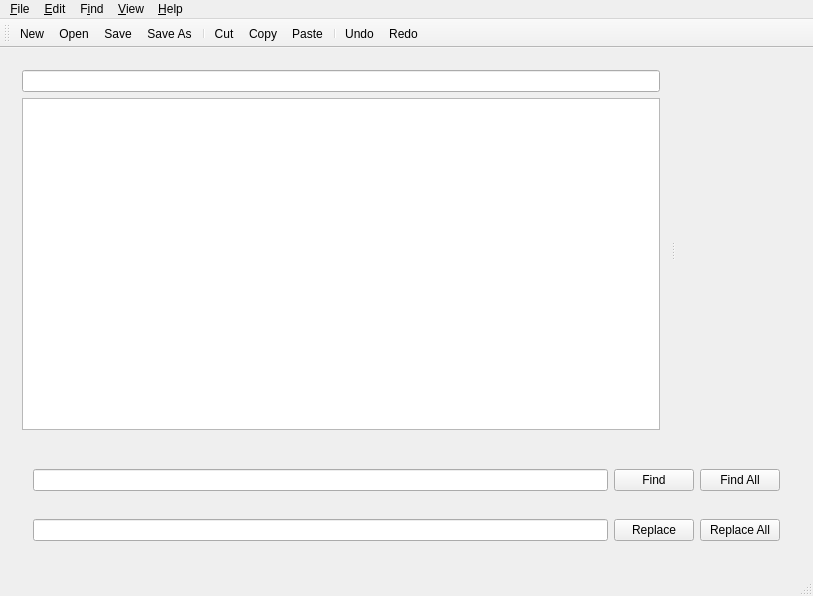
First picture: the form in mainwindow.ui, repository kum8r/SimpleCodeEditor, before the edit.
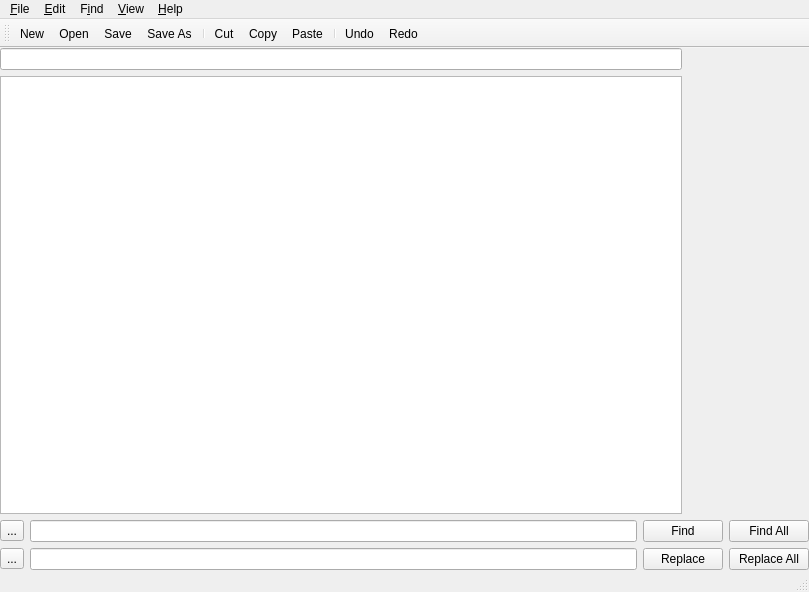
Second picture: the form after the edit. Icons and pictures are not drawn.

Patch:
```diff
--- a/mainwindow.ui
+++ b/mainwindow.ui
@@ -6,8 +6,8 @@
    <rect>
     <x>0</x>
     <y>0</y>
-    <width>813</width>
-    <height>596</height>
+    <width>809</width>
+    <height>592</height>
    </rect>
   </property>
   <property name="windowTitle">
@@ -15,13 +15,40 @@
   </property>
   <widget class="QWidget" name="centralWidget">
    <layout class="QGridLayout" name="gridLayout">
+    <property name="leftMargin">
+     <number>0</number>
+    </property>
+    <property name="topMargin">
+     <number>0</number>
+    </property>
+    <property name="rightMargin">
+     <number>0</number>
+    </property>
+    <property name="bottomMargin">
+     <number>0</number>
+    </property>
     <item row="0" column="0">
      <widget class="QSplitter" name="splitter">
       <property name="orientation">
        <enum>Qt::Horizontal</enum>
       </property>
+      <property name="handleWidth">
+       <number>0</number>
+      </property>
       <widget class="QWidget" name="widget" native="true">
        <layout class="QGridLayout" name="gridLayout_2">
+        <property name="leftMargin">
+         <number>0</number>
+        </property>
+        <property name="topMargin">
+         <number>0</number>
+        </property>
+        <property name="rightMargin">
+         <number>0</number>
+        </property>
+        <property name="bottomMargin">
+         <number>0</number>
+        </property>
         <item row="0" column="0">
          <layout class="QVBoxLayout" name="verticalLayout">
           <item>
@@ -35,6 +62,12 @@
        </layout>
       </widget>
       <widget class="QTabWidget" name="tabWidget">
+       <property name="sizePolicy">
+        <sizepolicy hsizetype="MinimumExpanding" vsizetype="MinimumExpanding">
+         <horstretch>0</horstretch>
+         <verstretch>0</verstretch>
+        </sizepolicy>
+       </property>
        <property name="acceptDrops">
         <bool>true</bool>
        </property>
@@ -65,9 +98,44 @@
        </sizepolicy>
       </property>
       <layout class="QVBoxLayout" name="verticalLayout_2">
+       <property name="leftMargin">
+        <number>0</number>
+       </property>
+       <property name="topMargin">
+        <number>0</number>
+       </property>
+       <property name="rightMargin">
+        <number>0</number>
+       </property>
+       <property name="bottomMargin">
+        <number>0</number>
+       </property>
        <item>
         <widget class="QWidget" name="widget_3" native="true">
          <layout class="QHBoxLayout" name="horizontalLayout">
+          <property name="leftMargin">
+           <number>0</number>
+          </property>
+          <property name="topMargin">
+           <number>0</number>
+          </property>
+          <property name="rightMargin">
+           <number>0</number>
+          </property>
+          <property name="bottomMargin">
+           <number>0</number>
+          </property>
+          <item>
+           <widget class="QToolButton" name="toolButton">
+            <property name="text">
+             <string>...</string>
+            </property>
+            <property name="icon">
+             <iconset theme="window-close">
+              <normaloff>.</normaloff>.</iconset>
+            </property>
+           </widget>
+          </item>
           <item>
            <widget class="QLineEdit" name="lineEdit_2"/>
           </item>
@@ -91,6 +159,29 @@
        <item>
         <widget class="QWidget" name="widget_4" native="true">
          <layout class="QHBoxLayout" name="horizontalLayout_2">
+          <property name="leftMargin">
+           <number>0</number>
+          </property>
+          <property name="topMargin">
+           <number>0</number>
+          </property>
+          <property name="rightMargin">
+           <number>0</number>
+          </property>
+          <property name="bottomMargin">
+           <number>0</number>
+          </property>
+          <item>
+           <widget class="QToolButton" name="toolButton_2">
+            <property name="text">
+             <string>...</string>
+            </property>
+            <property name="icon">
+             <iconset theme="window-close">
+              <normaloff>.</normaloff>.</iconset>
+            </property>
+           </widget>
+          </item>
           <item>
            <widget class="QLineEdit" name="lineEdit_3"/>
           </item>
@@ -121,8 +212,8 @@
     <rect>
      <x>0</x>
      <y>0</y>
-     <width>813</width>
-     <height>24</height>
+     <width>809</width>
+     <height>23</height>
     </rect>
    </property>
    <widget class="QMenu" name="menuFile">
@@ -152,6 +243,7 @@
     <addaction name="actionPaste"/>
     <addaction name="actionSelect_All"/>
     <addaction name="actionDeselect"/>
+    <addaction name="actionSettings"/>
    </widget>
    <widget class="QMenu" name="menuFind">
     <property name="title">
@@ -483,7 +575,7 @@
   </action>
   <action name="actionAbout_QT">
    <property name="text">
-    <string>About &amp;QT</string>
+    <string>About &amp;Qt</string>
    </property>
   </action>
   <action name="actionShow_Tabs">
@@ -682,7 +774,12 @@
     <bool>true</bool>
    </property>
    <property name="text">
-    <string>WordWrap</string>
+    <string>Wo&amp;rdWrap</string>
+   </property>
+  </action>
+  <action name="actionSettings">
+   <property name="text">
+    <string>S&amp;ettings</string>
    </property>
   </action>
  </widget>
```
